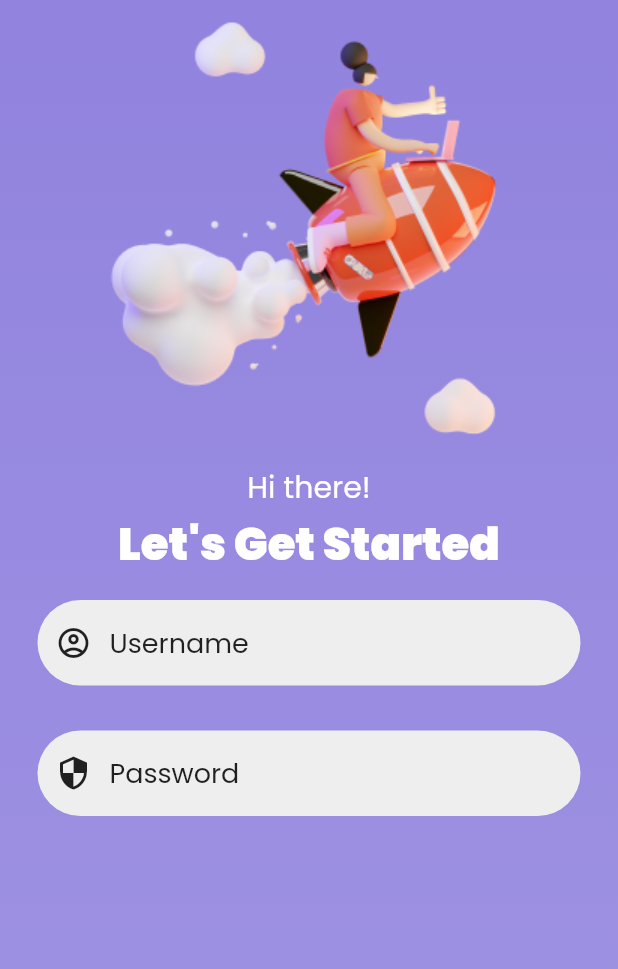
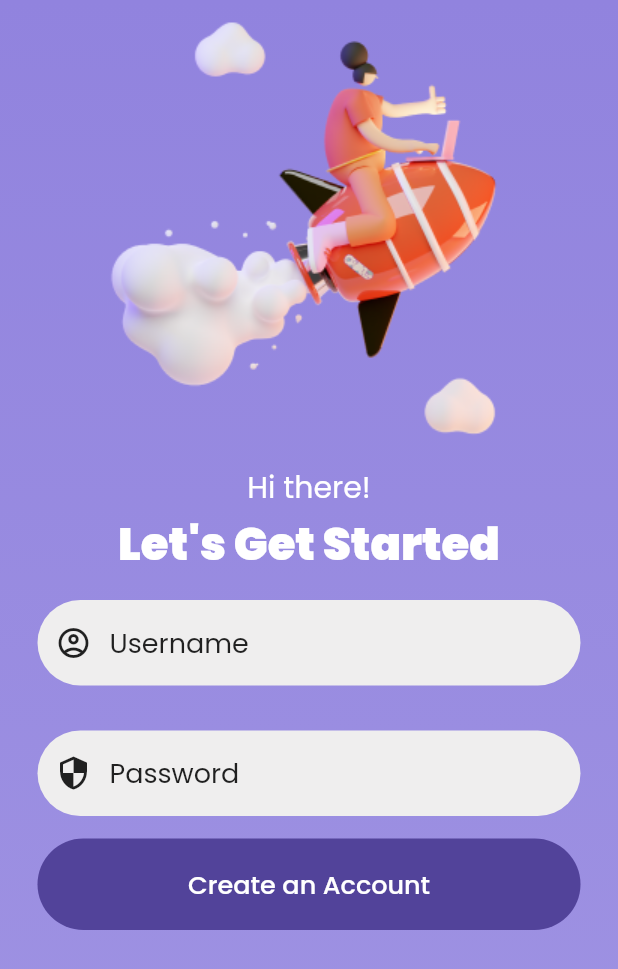
Before and after one commit to niloysikdar/Animated-Login-Screen, a Flutter app: the screen it shows after launch, on a phone screen of 412 x 824 dp. Shown: the top 969 px of the screen. Run offline on Flutter 3.47's test engine with Material 2 defaults, Android fonts, the phone set to English and light mode, and no system bars; our stand-ins replace google_fonts.

Commit message:
Added Create Button

```diff
--- a/lib/screens/create_account.dart
+++ b/lib/screens/create_account.dart
@@ -1,5 +1,6 @@
 import 'package:animated_login_screen/constants/colors.dart';
 import 'package:animated_login_screen/widgets/create_account_headline.dart';
+import 'package:animated_login_screen/widgets/create_button.dart';
 import 'package:animated_login_screen/widgets/inputfield.dart';
 import 'package:animated_login_screen/widgets/rocket.dart';
 import 'package:flutter/material.dart';
@@ -39,6 +40,7 @@ class _CreateAccountState extends State<CreateAccount> {
                   prefixIcon: Icons.security_outlined,
                   obscureText: true,
                 ),
+                createButton(),
               ],
             ),
           ),
--- /dev/null
+++ b/lib/widgets/create_button.dart
@@ -0,0 +1,22 @@
+import 'package:animated_login_screen/constants/colors.dart';
+import 'package:flutter/material.dart';
+
+Widget createButton() {
+  return Container(
+    margin: EdgeInsets.symmetric(horizontal: 25),
+    padding: EdgeInsets.symmetric(vertical: 18),
+    decoration: BoxDecoration(
+      color: signupDarkPurple,
+      borderRadius: BorderRadius.circular(40),
+    ),
+    child: Center(
+      child: Text(
+        "Create an Account",
+        style: TextStyle(
+          fontSize: 17,
+          fontWeight: FontWeight.w500,
+        ),
+      ),
+    ),
+  );
+}
```
